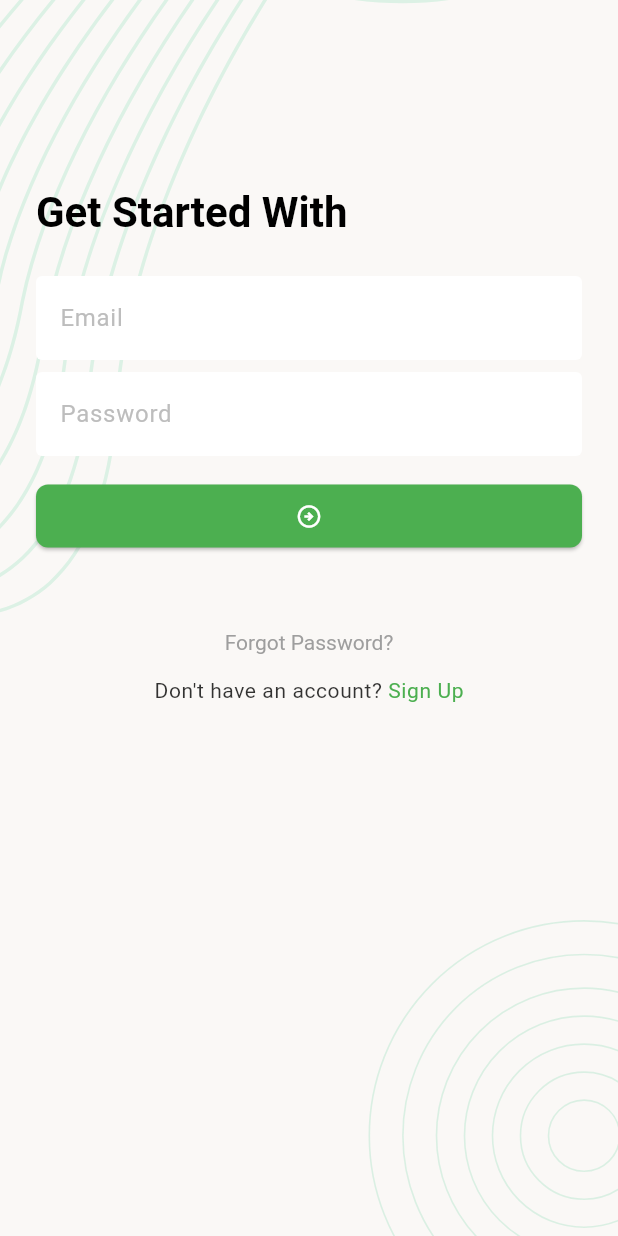
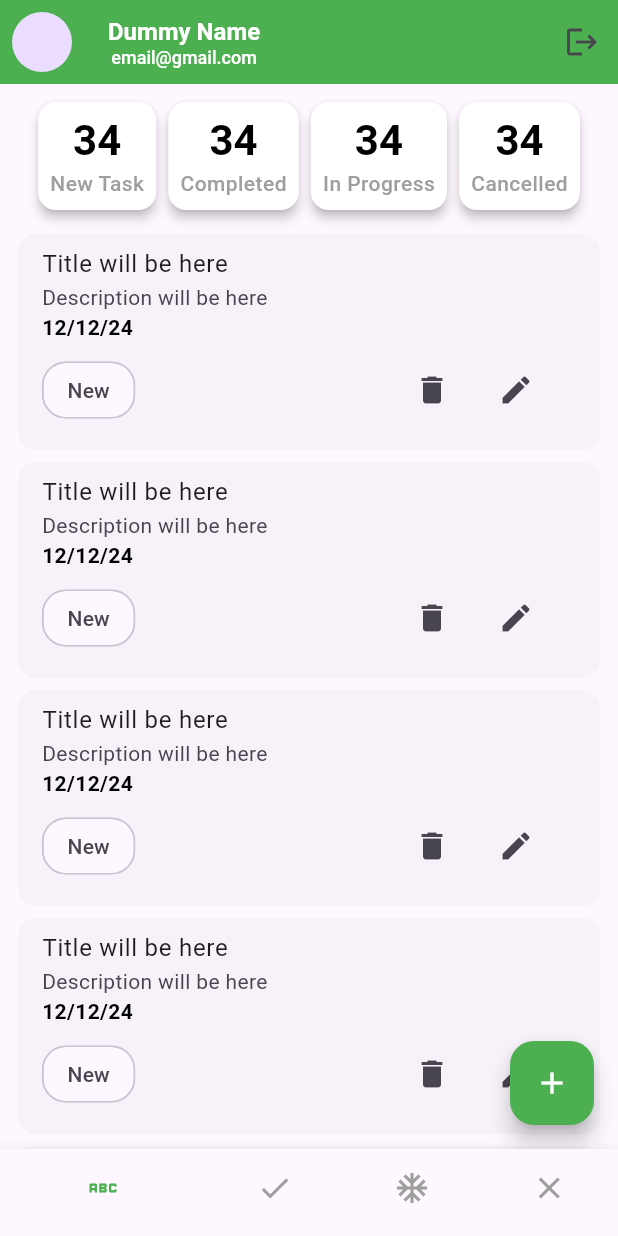
Before and after one commit to ashikmoinul/task_manager, a Flutter app: the screen it shows after launch, after a tap on the "arrow circle right" icon, on a phone screen of 412 x 824 dp. Run offline on Flutter 3.47's test engine with Material 3 defaults, Android fonts, the phone set to English and light mode, and no system bars; our stand-ins replace cached_network_image, flutter_svg, pin_code_fields.

Commit message:
List of items and four types of card added

```diff
--- a/lib/ui/screens/auth/pin_verification_screen.dart
+++ b/lib/ui/screens/auth/pin_verification_screen.dart
@@ -1,7 +1,7 @@
 import 'package:flutter/gestures.dart';
 import 'package:flutter/material.dart';
 import 'package:pin_code_fields/pin_code_fields.dart';
-import 'package:task_manager/ui/screens/auth/password_reset_screen.dart';
+import 'package:task_manager/ui/screens/auth/reset_password_screen.dart';
 import 'package:task_manager/ui/screens/auth/sign_in_screen.dart';
 import 'package:task_manager/ui/utility/app_colors.dart';
 import 'package:task_manager/ui/widgets/background_widget.dart';
@@ -108,6 +108,7 @@ class _PinVerificationScreenState extends State<PinVerificationScreen> {
       // errorAnimationController: errorController,
       controller: _pinTEController,
       appContext: context,
+      autoDisposeControllers: false,
     );
   }
 
--- a/lib/ui/screens/auth/sign_in_screen.dart
+++ b/lib/ui/screens/auth/sign_in_screen.dart
@@ -2,6 +2,7 @@ import 'package:flutter/gestures.dart';
 import 'package:flutter/material.dart';
 import 'package:task_manager/ui/screens/auth/email_verification_screen.dart';
 import 'package:task_manager/ui/screens/auth/sign_up_screen.dart';
+import 'package:task_manager/ui/screens/main_bottom_nav_screen.dart';
 import 'package:task_manager/ui/utility/app_colors.dart';
 import 'package:task_manager/ui/widgets/background_widget.dart';
 
@@ -13,8 +14,8 @@ class SignInScreen extends StatefulWidget {
 }
 
 class _SignInScreenState extends State<SignInScreen> {
-   final TextEditingController _emailTEController = TextEditingController();
-   final TextEditingController _passwordTEController = TextEditingController();
+  final TextEditingController _emailTEController = TextEditingController();
+  final TextEditingController _passwordTEController = TextEditingController();
 
   @override
   Widget build(BuildContext context) {
@@ -48,7 +49,7 @@ class _SignInScreenState extends State<SignInScreen> {
                   ),
                   const SizedBox(height: 16),
                   ElevatedButton(
-                    onPressed: () {},
+                    onPressed: _onTapNextButton,
                     child: const Icon(Icons.arrow_circle_right_outlined),
                   ),
                   const SizedBox(height: 36),
@@ -74,8 +75,7 @@ class _SignInScreenState extends State<SignInScreen> {
                                     color: AppColors.themeColor,
                                   ),
                                   recognizer: TapGestureRecognizer()
-                                    ..onTap =
-                                        _onTapSignUpButton),
+                                    ..onTap = _onTapSignUpButton),
                             ],
                           ),
                         ),
@@ -87,6 +87,15 @@ class _SignInScreenState extends State<SignInScreen> {
             ),
           ),
         ),
+      ),
+    );
+  }
+
+  void _onTapNextButton() {
+    Navigator.pushReplacement(
+      context,
+      MaterialPageRoute(
+        builder: (context) => const MainBottomNavScreen(),
       ),
     );
   }
@@ -109,8 +118,6 @@ class _SignInScreenState extends State<SignInScreen> {
     );
   }
 
-
-
   @override
   void dispose() {
     _emailTEController.dispose();
--- a/lib/ui/screens/main_bottom_nav_screen.dart
+++ b/lib/ui/screens/main_bottom_nav_screen.dart
@@ -1,3 +1,12 @@
+import 'package:flutter/material.dart';
+import 'package:task_manager/ui/screens/cancelled_task_screen.dart';
+import 'package:task_manager/ui/screens/completed_task_screen.dart';
+import 'package:task_manager/ui/screens/in_progress_task_screen.dart';
+import 'package:task_manager/ui/screens/new_task_screen.dart';
+import 'package:task_manager/ui/utility/app_colors.dart';
+import 'package:task_manager/ui/widgets/profile_app_bar.dart';
+
+
 class MainBottomNavScreen extends StatefulWidget {
   const MainBottomNavScreen({super.key});
 
@@ -6,10 +15,39 @@ class MainBottomNavScreen extends StatefulWidget {
 }
 
 class _MainBottomNavScreenState extends State<MainBottomNavScreen> {
+  int _selectedIndex = 0;
+  final List<Widget> _screens = const [
+    NewTaskScreen(),
+    InProgressTaskScreen(),
+    CompletedTaskScreen(),
+    CancelledTaskScreen(),
+  ];
+
   @override
   Widget build(BuildContext context) {
-    return const Scaffold(
-
+    return Scaffold(
+      appBar: profileAppBar(),
+      body: _screens[_selectedIndex],
+      bottomNavigationBar: BottomNavigationBar(
+        currentIndex: _selectedIndex,
+        onTap: (index) {
+          _selectedIndex = index;
+          if (mounted) {
+            setState(() {});
+          }
+        },
+        selectedItemColor: AppColors.themeColor,
+        unselectedItemColor: Colors.grey,
+        showSelectedLabels: false,
+        items: const [
+          BottomNavigationBarItem(icon: Icon(Icons.abc), label: 'New Task'),
+          BottomNavigationBarItem(icon: Icon(Icons.done), label: 'Completed'),
+          BottomNavigationBarItem(
+              icon: Icon(Icons.ac_unit), label: 'In Progress'),
+          BottomNavigationBarItem(icon: Icon(Icons.close), label: 'Cancelled'),
+        ],
+      ),
     );
   }
+
 }
--- /dev/null
+++ b/lib/ui/screens/new_task_screen.dart
@@ -0,0 +1,79 @@
+import 'package:flutter/material.dart';
+import 'package:task_manager/ui/screens/add_new_task_screen.dart';
+import 'package:task_manager/ui/widgets/task_item.dart';
+import '../widgets/task_summary_card.dart';
+
+class NewTaskScreen extends StatefulWidget {
+  const NewTaskScreen({super.key});
+
+  @override
+  State<NewTaskScreen> createState() => _NewTaskScreenState();
+}
+
+class _NewTaskScreenState extends State<NewTaskScreen> {
+  @override
+  Widget build(BuildContext context) {
+    return Scaffold(
+      body: Padding(
+        padding: const EdgeInsets.only(left: 8, right: 8, top: 8),
+        child: Column(
+          children: [
+            _buildSummarySection(),
+            const SizedBox(
+              height: 8,
+            ),
+            Expanded(
+              child: ListView.builder(
+                itemCount: 5,
+                itemBuilder: (context, index) {
+                  return const TaskItem();
+                },
+              ),
+            ),
+          ],
+        ),
+      ),
+      floatingActionButton: FloatingActionButton(
+        onPressed: _onTapAddButton,
+        backgroundColor: Colors.green,
+        foregroundColor: Colors.white,
+        child: const Icon(Icons.add),
+      ),
+    );
+  }
+
+  void _onTapAddButton() {
+    Navigator.push(
+      context,
+      MaterialPageRoute(
+        builder: (context) => const AddNewTaskScreen(),
+      ),
+    );
+  }
+
+  Widget _buildSummarySection() {
+    return SingleChildScrollView(
+      scrollDirection: Axis.horizontal,
+      child: Row(
+        children: [
+          TaskSummaryCard(
+            title: 'New Task',
+            count: '34',
+          ),
+          TaskSummaryCard(
+            title: 'Completed',
+            count: '34',
+          ),
+          TaskSummaryCard(
+            title: 'In Progress',
+            count: '34',
+          ),
+          TaskSummaryCard(
+            title: 'Cancelled',
+            count: '34',
+          ),
+        ],
+      ),
+    );
+  }
+}
--- /dev/null
+++ b/lib/ui/widgets/profile_app_bar.dart
@@ -0,0 +1,37 @@
+import 'package:flutter/material.dart';
+import 'package:task_manager/ui/utility/app_colors.dart';
+
+AppBar profileAppBar() {
+  return AppBar(
+    backgroundColor: AppColors.themeColor,
+    leading: const Padding(
+      padding: EdgeInsets.all(8.0),
+      child: CircleAvatar(),
+    ),
+    title: const Column(
+      children: [
+        Text(
+          'Dummy Name',
+          style: TextStyle(
+            fontSize: 16,
+            color: Colors.white,
+          ),
+        ),
+        Text(
+          'email@gmail.com',
+          style: TextStyle(
+            fontSize: 12,
+            color: Colors.white,
+            fontWeight: FontWeight.w500,
+          ),
+        ),
+      ],
+    ),
+    actions: [
+      IconButton(
+        onPressed: () {},
+        icon: const Icon(Icons.logout),
+      ),
+    ],
+  );
+}
--- /dev/null
+++ b/lib/ui/widgets/task_item.dart
@@ -0,0 +1,46 @@
+import 'package:flutter/material.dart';
+
+class TaskItem extends StatelessWidget {
+  const TaskItem({
+    super.key,
+  });
+
+  @override
+  Widget build(BuildContext context) {
+    return Card(
+      elevation: 0,
+      child: ListTile(
+        title: const Text('Title will be here'),
+        subtitle: Column(
+          crossAxisAlignment: CrossAxisAlignment.start,
+          children: [
+            const Text('Description will be here'),
+            const Text(
+              '12/12/24',
+              style:
+                  TextStyle(color: Colors.black, fontWeight: FontWeight.w600),
+            ),
+            Row(
+              mainAxisAlignment: MainAxisAlignment.spaceBetween,
+              children: [
+                Chip(
+                  label: const Text('New'),
+                  shape: RoundedRectangleBorder(
+                    borderRadius: BorderRadius.circular(16),
+                  ),
+                ),
+                ButtonBar(
+                  children: [
+                    IconButton(
+                        onPressed: () {}, icon: const Icon(Icons.delete)),
+                    IconButton(onPressed: () {}, icon: const Icon(Icons.edit))
+                  ],
+                )
+              ],
+            )
+          ],
+        ),
+      ),
+    );
+  }
+}
--- /dev/null
+++ b/lib/ui/widgets/task_summary_card.dart
@@ -0,0 +1,32 @@
+import 'package:flutter/material.dart';
+
+class TaskSummaryCard extends StatelessWidget {
+  const TaskSummaryCard({
+    super.key,
+    required this.title,
+    required this.count,
+  });
+
+  final String title;
+  final String count;
+
+  @override
+  Widget build(BuildContext context) {
+    return Card(
+      color: Colors.white,
+      elevation: 3,
+      child: Padding(
+        padding: const EdgeInsets.all(8.0),
+        child: Column(
+          children: [
+            Text(count, style: Theme.of(context).textTheme.titleLarge),
+            Text(
+              title,
+              style: Theme.of(context).textTheme.titleSmall,
+            ),
+          ],
+        ),
+      ),
+    );
+  }
+}
--- a/pubspec.yaml
+++ b/pubspec.yaml
@@ -1,6 +1,6 @@
 name: task_manager
 description: "A new Flutter project."
-publish_to: 'none' # Remove this line if you wish to publish to pub.dev
+publish_to: 'none'
 
 
 version: 1.0.0+1
@@ -17,6 +17,7 @@ dependencies:
   cupertino_icons: ^1.0.6
   flutter_svg: ^2.0.10+1
   pin_code_fields: ^8.0.1
+  cached_network_image: ^3.3.1
 
 dev_dependencies:
   flutter_test:
```
Also changed, not shown: lib/ui/screens/add_new_task_screen.dart (added, +60 -0 lines), lib/ui/screens/cancelled_task_screen.dart (added, +24 -0 lines), lib/ui/screens/completed_task_screen.dart (added, +24 -0 lines), lib/ui/screens/in_progress_task_screen.dart (added, +23 -0 lines), lib/ui/widgets/network_cached_image.dart (added, +25 -0 lines), lib/ui/screens/auth/reset_password_screen.dart (renamed from lib/ui/screens/auth/password_reset_screen.dart), pubspec.lock, 1 other file.
